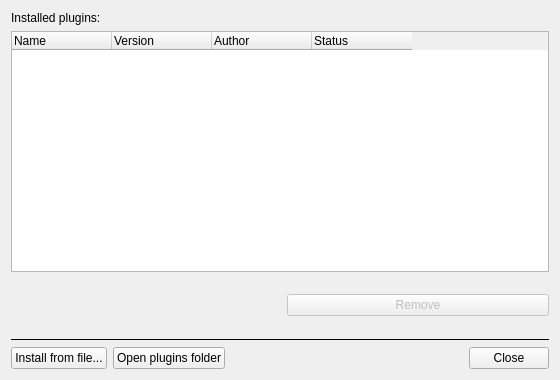
Above: ui/src/virtualconsole/vcwidgetpluginmanagerdialog.ui from filipolszewsk/qlcplus before the change. Below: the same form after it.
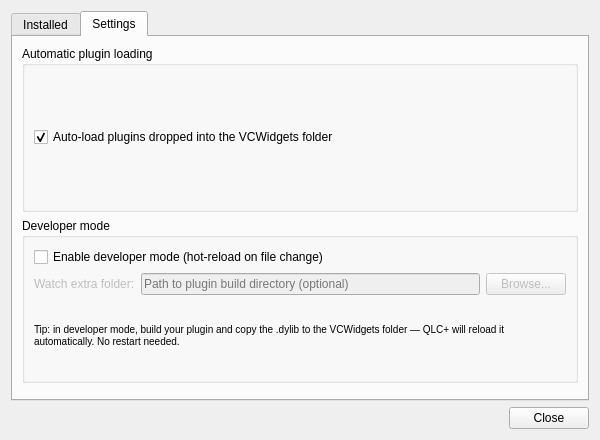
That is the form after the change. The open tabs and pages were chosen to show the change.

Commit message: feat(vcwidgets): implement Plugin Hub - hot-reload, auto-load watcher, manager redesign

Diff of the .ui file:
```diff
--- a/ui/src/virtualconsole/vcwidgetpluginmanagerdialog.ui
+++ b/ui/src/virtualconsole/vcwidgetpluginmanagerdialog.ui
@@ -7,18 +7,23 @@
   </property>
   <property name="minimumSize">
    <size>
-    <width>560</width>
-    <height>380</height>
+    <width>600</width>
+    <height>440</height>
    </size>
   </property>
   <layout class="QVBoxLayout" name="mainLayout">
    <item>
-    <widget class="QLabel" name="label">
-     <property name="text">
-      <string>Installed plugins:</string>
+    <widget class="QTabWidget" name="tabWidget">
+     <property name="currentIndex">
+      <number>0</number>
      </property>
-    </widget>
-   </item>
+
+     <!-- ===================== TAB: INSTALLED ===================== -->
+     <widget class="QWidget" name="installedTab">
+      <attribute name="title">
+       <string>Installed</string>
+      </attribute>
+      <layout class="QVBoxLayout" name="installedLayout">
    <item>
     <widget class="QTreeWidget" name="pluginList">
      <property name="alternatingRowColors">
@@ -56,8 +61,6 @@
     </widget>
    </item>
    <item>
-    <layout class="QHBoxLayout" name="detailsLayout">
-     <item>
       <layout class="QVBoxLayout" name="infoLayout">
        <item>
         <widget class="QLabel" name="idLabel">
@@ -95,25 +98,6 @@
       </layout>
      </item>
      <item>
-      <spacer name="horizontalSpacer">
-       <property name="orientation">
-        <enum>Qt::Horizontal</enum>
-       </property>
-      </spacer>
-     </item>
-     <item>
-      <widget class="QPushButton" name="removeButton">
-       <property name="text">
-        <string>Remove</string>
-       </property>
-       <property name="enabled">
-        <bool>false</bool>
-       </property>
-      </widget>
-     </item>
-    </layout>
-   </item>
-   <item>
     <widget class="QFrame" name="separator">
      <property name="frameShape">
       <enum>QFrame::HLine</enum>
@@ -136,8 +120,148 @@
        </property>
       </widget>
      </item>
+         <item>
+          <widget class="QPushButton" name="reloadButton">
+           <property name="text">
+            <string>Reload</string>
+           </property>
+           <property name="toolTip">
+            <string>Reload the selected plugin from disk (hot-reload)</string>
+           </property>
+           <property name="enabled">
+            <bool>false</bool>
+           </property>
+          </widget>
+         </item>
+         <item>
+          <widget class="QPushButton" name="removeButton">
+           <property name="text">
+            <string>Remove</string>
+           </property>
+           <property name="enabled">
+            <bool>false</bool>
+           </property>
+          </widget>
+         </item>
      <item>
       <spacer name="buttonSpacer">
+           <property name="orientation">
+            <enum>Qt::Horizontal</enum>
+           </property>
+          </spacer>
+         </item>
+        </layout>
+       </item>
+      </layout>
+     </widget>
+
+     <!-- ===================== TAB: SETTINGS ===================== -->
+     <widget class="QWidget" name="settingsTab">
+      <attribute name="title">
+       <string>Settings</string>
+      </attribute>
+      <layout class="QVBoxLayout" name="settingsLayout">
+       <item>
+        <widget class="QGroupBox" name="autoLoadGroup">
+         <property name="title">
+          <string>Automatic plugin loading</string>
+         </property>
+         <layout class="QVBoxLayout" name="autoLoadLayout">
+          <item>
+           <widget class="QCheckBox" name="autoLoadCheckBox">
+            <property name="text">
+             <string>Auto-load plugins dropped into the VCWidgets folder</string>
+            </property>
+            <property name="toolTip">
+             <string>When enabled, any plugin file (.dylib/.so/.dll) placed in the user VCWidgets folder is loaded automatically without restarting QLC+.</string>
+            </property>
+            <property name="checked">
+             <bool>true</bool>
+            </property>
+           </widget>
+          </item>
+         </layout>
+        </widget>
+       </item>
+       <item>
+        <widget class="QGroupBox" name="devModeGroup">
+         <property name="title">
+          <string>Developer mode</string>
+         </property>
+         <layout class="QVBoxLayout" name="devModeLayout">
+          <item>
+           <widget class="QCheckBox" name="devModeCheckBox">
+            <property name="text">
+             <string>Enable developer mode (hot-reload on file change)</string>
+            </property>
+            <property name="toolTip">
+             <string>When enabled, if a loaded plugin file changes on disk (e.g. after recompiling), QLC+ automatically reloads it. Existing widget instances are serialised to XML and restored after the reload.</string>
+            </property>
+           </widget>
+          </item>
+          <item>
+           <layout class="QHBoxLayout" name="watchFolderLayout">
+            <item>
+             <widget class="QLabel" name="watchFolderLabel">
+              <property name="text">
+               <string>Watch extra folder:</string>
+              </property>
+              <property name="enabled">
+               <bool>false</bool>
+              </property>
+             </widget>
+            </item>
+            <item>
+             <widget class="QLineEdit" name="watchFolderEdit">
+              <property name="placeholderText">
+               <string>Path to plugin build directory (optional)</string>
+              </property>
+              <property name="enabled">
+               <bool>false</bool>
+              </property>
+             </widget>
+            </item>
+            <item>
+             <widget class="QPushButton" name="watchFolderBrowseButton">
+              <property name="text">
+               <string>Browse...</string>
+              </property>
+              <property name="enabled">
+               <bool>false</bool>
+              </property>
+             </widget>
+            </item>
+           </layout>
+          </item>
+          <item>
+           <widget class="QLabel" name="devModeNote">
+            <property name="text">
+             <string>&lt;small&gt;Tip: in developer mode, build your plugin and copy the .dylib to the VCWidgets folder — QLC+ will reload it automatically. No restart needed.&lt;/small&gt;</string>
+            </property>
+            <property name="wordWrap">
+             <bool>true</bool>
+            </property>
+           </widget>
+          </item>
+         </layout>
+        </widget>
+       </item>
+       <item>
+        <spacer name="settingsSpacer">
+         <property name="orientation">
+          <enum>Qt::Vertical</enum>
+         </property>
+        </spacer>
+       </item>
+      </layout>
+     </widget>
+
+    </widget>
+   </item>
+   <item>
+    <layout class="QHBoxLayout" name="closeLayout">
+     <item>
+      <spacer name="closeSpacer">
        <property name="orientation">
         <enum>Qt::Horizontal</enum>
        </property>
```
Lines whose indentation alone changed are shown as unchanged. The commit also changes 14 other files.
